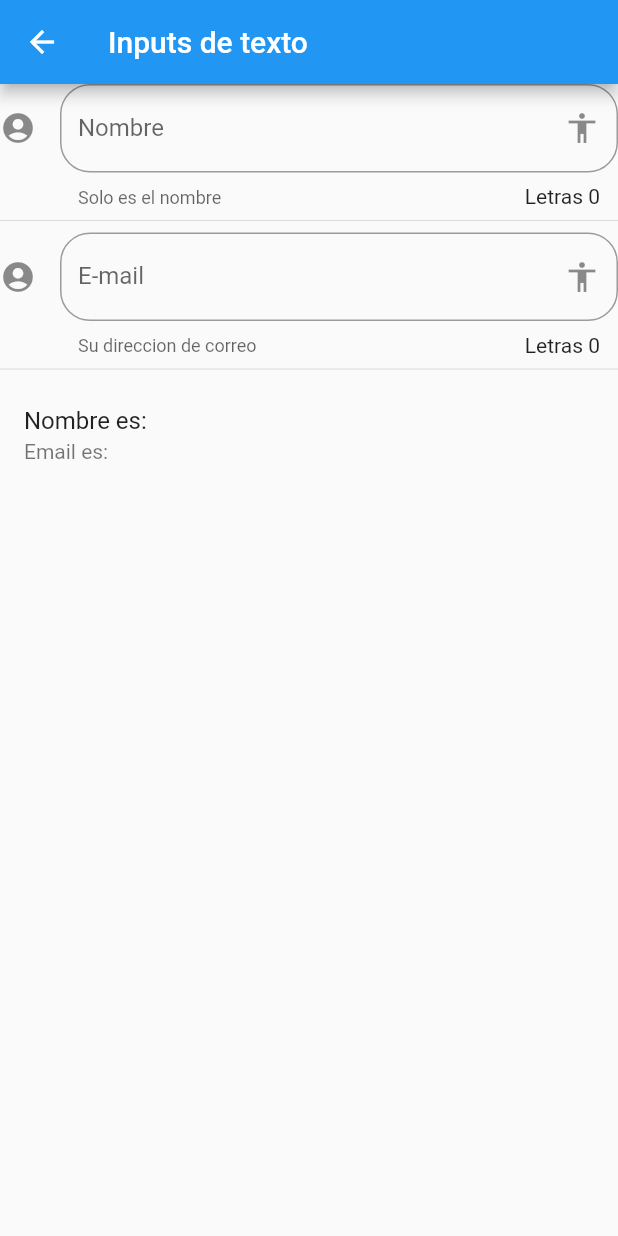
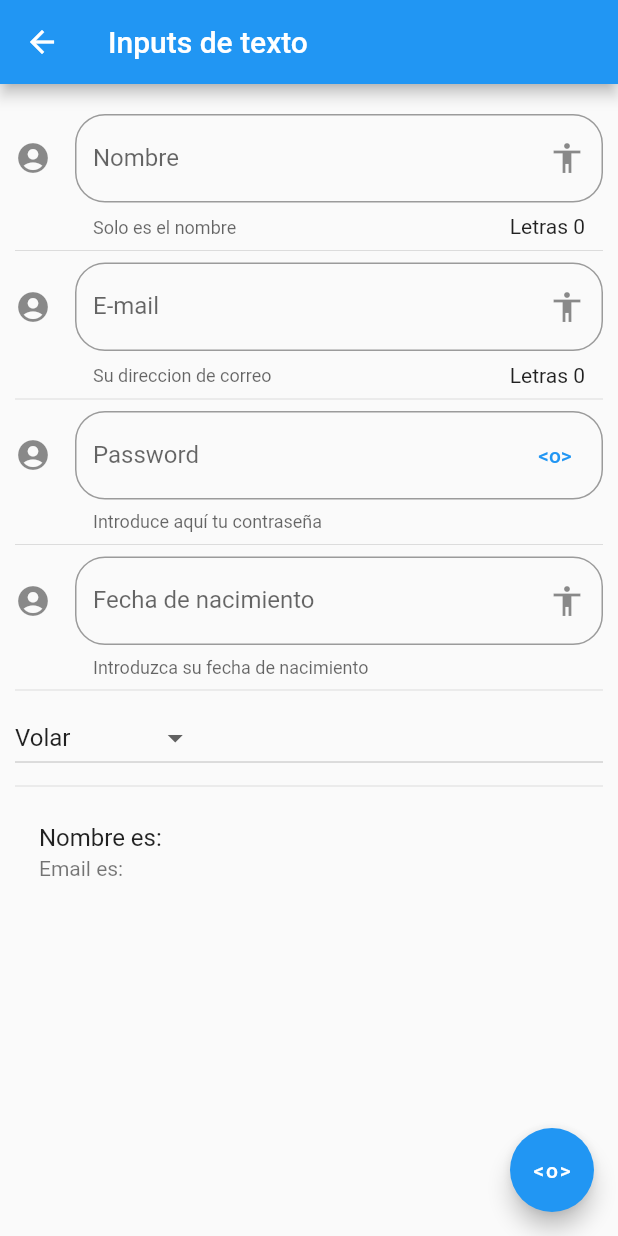
Before and after one commit to PiedPiperCaos/aplicacion_variada, a Flutter app: the InputPage screen opened by its route, on a phone screen of 412 x 824 dp. Run offline on Flutter 3.47's test engine with Material 2 defaults, Android fonts, the phone set to English and light mode, and no system bars.

Commit message:
final clase viernes 22/10

```diff
--- a/lib/src/pages/input_page.dart
+++ b/lib/src/pages/input_page.dart
@@ -8,6 +8,13 @@ class InputPage extends StatefulWidget {
 class _InputPageState extends State<InputPage> {
   String _nombre = '';
   String _email = '';
+  String _fecha = '';
+  List _poderes = ['Volar', 'Rayos X', 'Super Aliento', 'Super Fuerza'];
+  String _opcionSeleccionada = 'Volar';
+  bool _esconder = false;
+
+  TextEditingController _miTextController = new TextEditingController();
+  TextEditingController _accion = new TextEditingController();
 
   @override
   Widget build(BuildContext context) {
@@ -16,13 +23,28 @@ class _InputPageState extends State<InputPage> {
         title: Text('Inputs de texto'),
       ),
       body: ListView(
+        padding: EdgeInsets.symmetric(horizontal: 10.0, vertical: 20.0),
         children: [
           _crearInput(),
           Divider(),
           _crearEmail(),
           Divider(),
+          _crearPassword(),
+          Divider(),
+          _crearFecha(),
+          Divider(),
+          _crearDropDown(),
+          Divider(),
           _crearPersona(),
         ],
+      ),
+      floatingActionButton: FloatingActionButton(
+        child: Text('<o>'),
+        onPressed: () {
+          setState(() {
+            _esconder = !_esconder;
+          });
+        },
       ),
     );
   }
@@ -43,6 +65,7 @@ class _InputPageState extends State<InputPage> {
       onChanged: (valor) {
         setState(() {
           _nombre = valor;
+          _accion.text = valor;
         });
       },
     );
@@ -55,14 +78,38 @@ class _InputPageState extends State<InputPage> {
     );
   }
 
+  _crearPassword() {
+    return TextField(
+      obscureText: _esconder,
+      // autofocus: true,
+      decoration: InputDecoration(
+        border: OutlineInputBorder(borderRadius: BorderRadius.circular(20.0)),
+        hintText: 'Contraseña',
+        labelText: 'Password',
+        helperText: 'Introduce aquí tu contraseña',
+        suffixIcon: Container(
+            child: TextButton(
+          child: Text('<o>'),
+          onPressed: () {
+            setState(() {
+              _esconder = !_esconder;
+            });
+          },
+        )),
+        icon: Icon(Icons.account_circle),
+      ),
+    );
+  }
+
   _crearEmail() {
     return TextField(
+      controller: _accion,
       // autofocus: true,
       keyboardType: TextInputType.emailAddress,
       textCapitalization: TextCapitalization.sentences,
       decoration: InputDecoration(
         border: OutlineInputBorder(borderRadius: BorderRadius.circular(20.0)),
-        counter: Text('Letras ${_nombre.length}'),
+        counter: Text('Letras ${_email.length}'),
         hintText: 'Direccion de email',
         labelText: 'E-mail',
         helperText: 'Su direccion de correo',
@@ -76,4 +123,59 @@ class _InputPageState extends State<InputPage> {
       },
     );
   }
+
+  _crearFecha() {
+    return TextField(
+      // autofocus: true,
+      enableInteractiveSelection: false,
+      decoration: InputDecoration(
+        border: OutlineInputBorder(borderRadius: BorderRadius.circular(20.0)),
+        hintText: 'Fecha de nacimiento',
+        labelText: 'Fecha de nacimiento',
+        helperText: 'Introduzca su fecha de nacimiento',
+        suffixIcon: Icon(Icons.accessibility),
+        icon: Icon(Icons.account_circle),
+      ),
+      onTap: () {
+        FocusScope.of(context).requestFocus(new FocusNode());
+        _selectDate(context);
+      },
+    );
+  }
+
+// Async y await importantes en futures
+  void _selectDate(BuildContext context) async {
+    DateTime? picked = await showDatePicker(
+        context: context,
+        initialDate: new DateTime.now(),
+        firstDate: DateTime(2018),
+        lastDate: DateTime(2022));
+    if (picked != null) {
+      _fecha = picked.toString();
+      _miTextController.text = _fecha;
+    }
+  }
+
+  List<DropdownMenuItem<String>> getOpcionesDropdown() {
+    List<DropdownMenuItem<String>> list = [];
+    _poderes.forEach((poder) {
+      list.add(DropdownMenuItem<String>(
+        child: Text(poder),
+        value: poder,
+      ));
+    });
+    return list;
+  }
+
+  _crearDropDown() {
+    return DropdownButton(
+      value: _opcionSeleccionada,
+      items: getOpcionesDropdown(),
+      onChanged: (valor) {
+        setState(() {
+          _opcionSeleccionada = valor.toString();
+        });
+      },
+    );
+  }
 }
--- a/lib/src/utils/icono_string_util.dart
+++ b/lib/src/utils/icono_string_util.dart
@@ -2,11 +2,13 @@ import 'package:flutter/material.dart';
 
 //Poner siempre initialData para que nos funciones con el null safety
 final _icons = <String, IconData>{
-  'add.alert': Icons.add_alert,
+  'add_alert': Icons.add_alert,
   'accessibility': Icons.accessibility,
   'folder_open': Icons.folder_open,
   'donut_large': Icons.donut_large,
   'input': Icons.input,
+  'list': Icons.list,
+  'tune': Icons.tune,
 };
 
 Icon getIcon(String nombreIcono) {
--- a/pubspec.yaml
+++ b/pubspec.yaml
@@ -37,6 +37,8 @@ dependencies:
 
 dev_dependencies:
   flutter_test:
+    sdk: flutter
+  flutter_localizations: # Add this line
     sdk: flutter
 
   # The "flutter_lints" package below contains a set of recommended lints to
```
Also changed, not shown: data/menu_opts.json (+10 -0 lines), lib/main.dart (+14 -0 lines), lib/src/pages/lista_page.dart (added, +127 -0 lines), lib/src/pages/slider_page.dart (added, +61 -0 lines), pubspec.lock.
